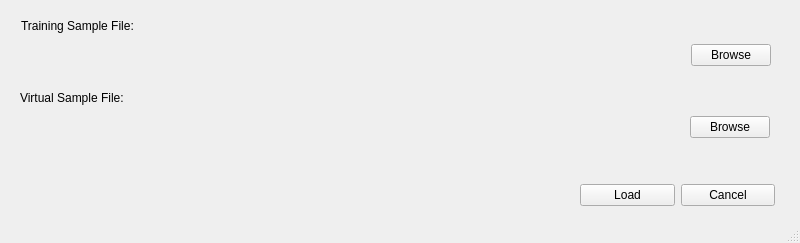
The window that load.ui (Bgolearn/BgoFace) describes before a commit, drawn with Qt 5.
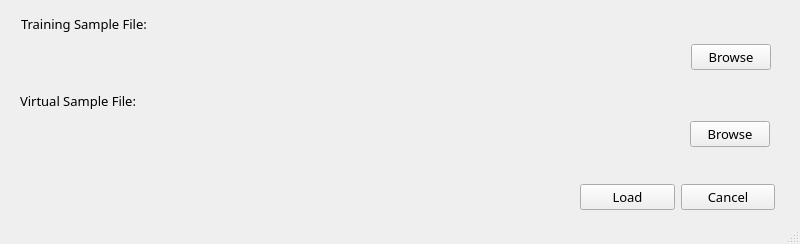
The same window after the commit.

```diff
--- a/load.ui
+++ b/load.ui
@@ -7,9 +7,15 @@
     <x>0</x>
     <y>0</y>
     <width>800</width>
-    <height>243</height>
+    <height>244</height>
    </rect>
   </property>
+  <property name="font">
+   <font>
+    <family>Microsoft YaHei</family>
+    <pointsize>10</pointsize>
+   </font>
+  </property>
   <property name="windowTitle">
    <string>MainWindow</string>
   </property>
@@ -20,12 +26,18 @@
       <x>20</x>
       <y>40</y>
       <width>751</width>
-      <height>30</height>
+      <height>34</height>
      </rect>
     </property>
     <layout class="QHBoxLayout" name="horizontalLayout_7" stretch="1,0">
      <item>
       <widget class="QLabel" name="trainingSampleFileName">
+       <property name="font">
+        <font>
+         <family>Microsoft YaHei</family>
+         <pointsize>10</pointsize>
+        </font>
+       </property>
        <property name="text">
         <string/>
        </property>
@@ -33,6 +45,12 @@
      </item>
      <item>
       <widget class="QPushButton" name="browseTrainingSampleButton">
+       <property name="font">
+        <font>
+         <family>Microsoft YaHei</family>
+         <pointsize>10</pointsize>
+        </font>
+       </property>
        <property name="text">
         <string>Browse</string>
        </property>
@@ -44,11 +62,17 @@
     <property name="geometry">
      <rect>
       <x>21</x>
-      <y>18</y>
+      <y>13</y>
       <width>192</width>
-      <height>16</height>
+      <height>21</height>
      </rect>
     </property>
+    <property name="font">
+     <font>
+      <family>Microsoft YaHei</family>
+      <pointsize>10</pointsize>
+     </font>
+    </property>
     <property name="text">
      <string>Training Sample File:</string>
     </property>
@@ -59,12 +83,18 @@
       <x>580</x>
       <y>180</y>
       <width>195</width>
-      <height>30</height>
+      <height>34</height>
      </rect>
     </property>
     <layout class="QHBoxLayout" name="horizontalLayout_3">
      <item>
       <widget class="QPushButton" name="loadButton">
+       <property name="font">
+        <font>
+         <family>Microsoft YaHei</family>
+         <pointsize>10</pointsize>
+        </font>
+       </property>
        <property name="text">
         <string>Load</string>
        </property>
@@ -72,6 +102,12 @@
      </item>
      <item>
       <widget class="QPushButton" name="cancelButton">
+       <property name="font">
+        <font>
+         <family>Microsoft YaHei</family>
+         <pointsize>10</pointsize>
+        </font>
+       </property>
        <property name="text">
         <string>Cancel</string>
        </property>
@@ -83,14 +119,20 @@
     <property name="geometry">
      <rect>
       <x>19</x>
-      <y>112</y>
+      <y>117</y>
       <width>751</width>
-      <height>30</height>
+      <height>34</height>
      </rect>
     </property>
     <layout class="QHBoxLayout" name="horizontalLayout_8" stretch="1,0">
      <item>
       <widget class="QLabel" name="virtualSampleFileName">
+       <property name="font">
+        <font>
+         <family>Microsoft YaHei</family>
+         <pointsize>10</pointsize>
+        </font>
+       </property>
        <property name="text">
         <string/>
        </property>
@@ -98,6 +140,12 @@
      </item>
      <item>
       <widget class="QPushButton" name="browseVirtualSampleButton">
+       <property name="font">
+        <font>
+         <family>Microsoft YaHei</family>
+         <pointsize>10</pointsize>
+        </font>
+       </property>
        <property name="text">
         <string>Browse</string>
        </property>
@@ -111,9 +159,15 @@
       <x>20</x>
       <y>90</y>
       <width>192</width>
-      <height>16</height>
+      <height>21</height>
      </rect>
     </property>
+    <property name="font">
+     <font>
+      <family>Microsoft YaHei</family>
+      <pointsize>10</pointsize>
+     </font>
+    </property>
     <property name="text">
      <string>Virtual Sample File:</string>
     </property>
```
